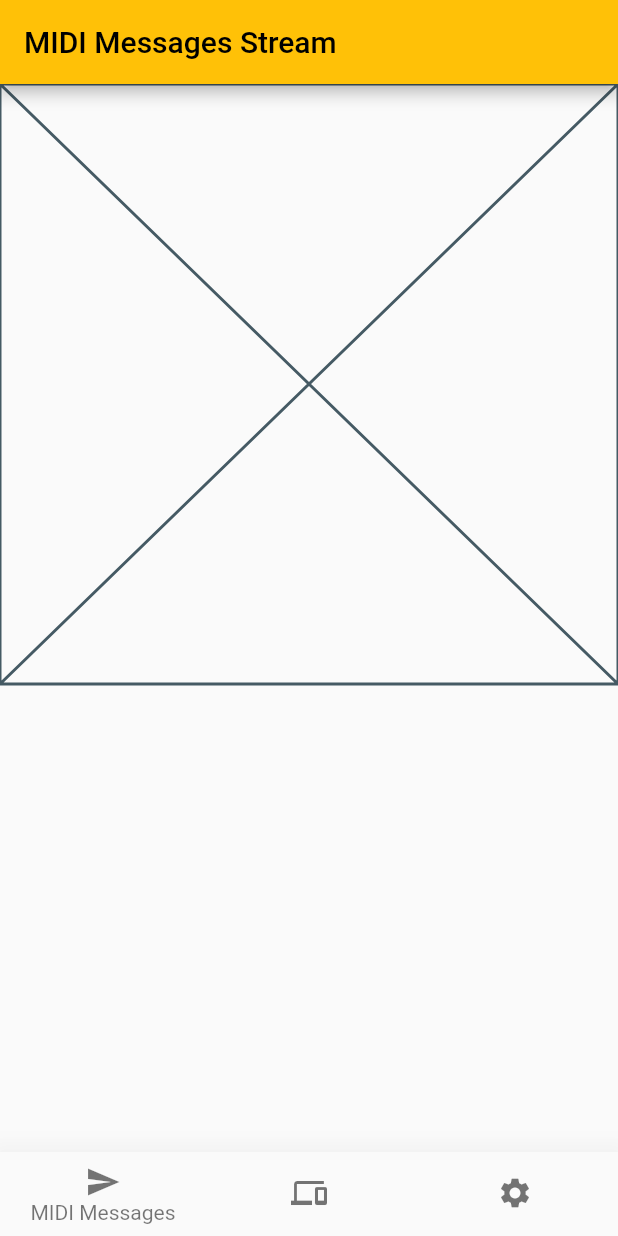
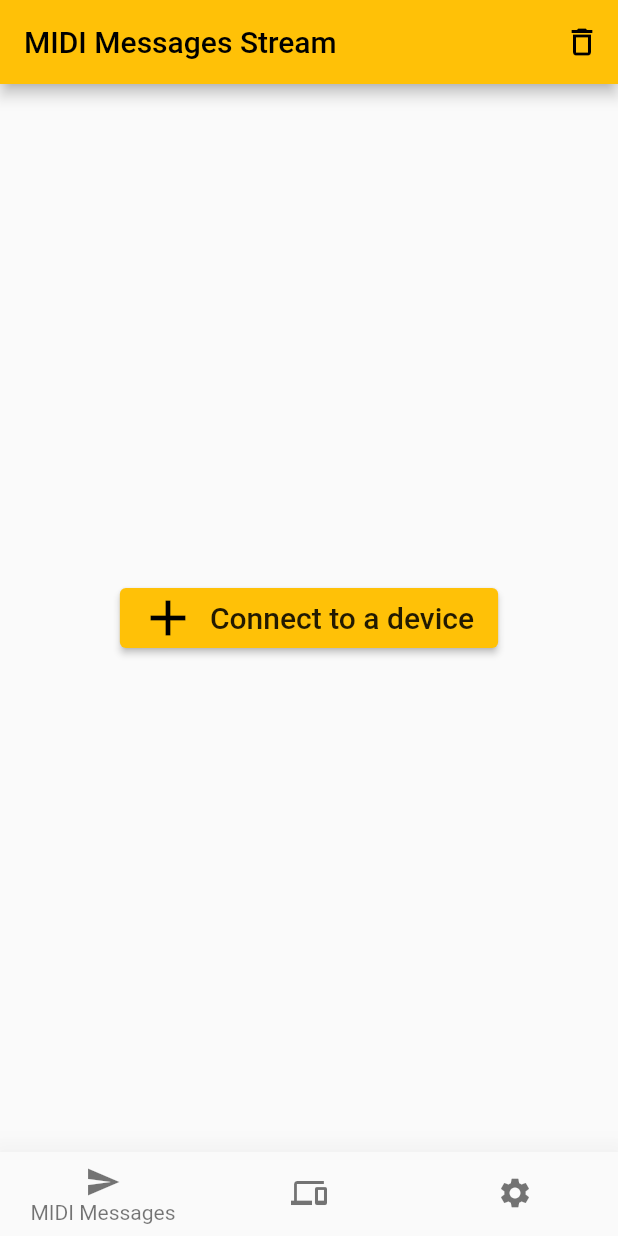
Before and after one commit to ebarooni/flutter_midi_demo, a Flutter app: the screen it shows after launch, on a phone screen of 412 x 824 dp. Run offline on Flutter 3.47's test engine with Material 2 defaults, Android fonts, the phone set to English and light mode, and no system bars; our stand-ins replace google_fonts; missing offline and left inert: flutter_midi_command.

Commit message:
Implemented messages tab

```diff
--- a/lib/devices/devices.dart
+++ b/lib/devices/devices.dart
@@ -42,7 +42,7 @@ class Devices extends StatelessWidget {
       future: availableDevices,
       builder: (context, snapshot) {
         Widget children;
-        if (snapshot.hasData && snapshot.data != null) {
+        if (snapshot.hasData && snapshot.data != null && (snapshot.data as List<MidiDevice>).isNotEmpty) {
           var devices = (snapshot.data as List<MidiDevice>);
           children = RefreshIndicator(
             onRefresh: () => refreshDeviceList(),
--- a/lib/homepage/homepage.dart
+++ b/lib/homepage/homepage.dart
@@ -29,7 +29,8 @@ class _HomepageState extends State<Homepage> {
       setState(() {});
     });
 
-    _bluetoothStateSubscription = _midiCommand.onBluetoothStateChanged.listen((data) {
+    _bluetoothStateSubscription =
+        _midiCommand.onBluetoothStateChanged.listen((data) {
       print("bluetooth state change $data");
       setState(() {});
     });
@@ -71,6 +72,23 @@ class _HomepageState extends State<Homepage> {
       await _midiCommand.waitUntilBluetoothIsInitialized();
     }
     setState(() {});
+  }
+
+  List<Widget> _updateAppBarIcon() {
+    if (_currentTabIndex == 0) {
+      return [
+        IconButton(onPressed: () {}, icon: const Icon(Icons.delete_outline))
+      ];
+    } else if (_currentTabIndex == 1) {
+      return [
+        IconButton(
+          onPressed: () => _refreshListOfMidiDevices(),
+          icon: const Icon(Icons.refresh),
+        )
+      ];
+    } else {
+      return [];
+    }
   }
 
   Future<void> _informUserAboutBluetoothPermissions(
@@ -116,7 +134,10 @@ class _HomepageState extends State<Homepage> {
   Widget renderTab() {
     Widget widgetToRender;
     if (_currentTabIndex == 0) {
-      widgetToRender = const MidiController();
+      widgetToRender = MidiController(
+        midiDataStream: _midiCommand.onMidiDataReceived,
+        openDevicesTab: _changeTabView,
+      );
     } else if (_currentTabIndex == 1) {
       widgetToRender = Devices(
         availableDevices: _midiCommand.devices,
@@ -136,14 +157,7 @@ class _HomepageState extends State<Homepage> {
       appBar: AppBar(
         title: _updateAppBarTitle(),
         centerTitle: false,
-        actions: _currentTabIndex == 1
-            ? [
-                IconButton(
-                  onPressed: () => _refreshListOfMidiDevices(),
-                  icon: const Icon(Icons.refresh),
-                )
-              ]
-            : [],
+        actions: _updateAppBarIcon(),
       ),
       body: renderTab(),
       bottomNavigationBar: BottomNavBar(
--- a/lib/main.dart
+++ b/lib/main.dart
@@ -1,9 +1,12 @@
 import 'package:flutter/material.dart';
+import 'package:flutter/services.dart';
 import './homepage/homepage.dart';
 import 'package:google_fonts/google_fonts.dart';
 
 void main() {
-  runApp(const MyApp());
+  WidgetsFlutterBinding.ensureInitialized();
+  SystemChrome.setPreferredOrientations([DeviceOrientation.portraitUp])
+      .then((value) => runApp(const MyApp()));
 }
 
 class MyApp extends StatelessWidget {
--- a/lib/midi_controller/midi_controller.dart
+++ b/lib/midi_controller/midi_controller.dart
@@ -1,24 +1,70 @@
+import 'dart:async';
 import 'package:flutter/material.dart';
+import 'package:flutter_midi_command/flutter_midi_command.dart';
 
 class MidiController extends StatefulWidget {
-  const MidiController({Key? key}) : super(key: key);
+  const MidiController({
+    required this.midiDataStream,
+    required this.openDevicesTab,
+    Key? key,
+  }) : super(key: key);
+
+  final Stream<MidiPacket>? midiDataStream;
+  final Function(int) openDevicesTab;
 
   @override
   State<MidiController> createState() => _MidiControllerState();
 }
 
 class _MidiControllerState extends State<MidiController> {
+  late StreamSubscription<MidiPacket>? _midiEventSubscription;
+  final List<MidiPacket> packetList = [];
+
+  @override
+  void initState() {
+    super.initState();
+    _midiEventSubscription = widget.midiDataStream?.listen((packet) {
+      print(packet);
+      setState(() {
+        if (packetList.length > 30) {
+          packetList.removeLast();
+        }
+        packetList.insert(0, packet);
+      });
+    });
+  }
+
+  @override
+  void dispose() {
+    _midiEventSubscription?.cancel();
+    super.dispose();
+  }
 
   @override
   Widget build(BuildContext context) {
-    return Center(
-      child: Column(
-        mainAxisAlignment: MainAxisAlignment.start,
-        crossAxisAlignment: CrossAxisAlignment.stretch,
-        children: const [
-          Placeholder()
-        ],
-      ),
-    );
+    return packetList.isEmpty
+        ? Center(
+            child: ElevatedButton.icon(
+              onPressed: () => widget.openDevicesTab(1),
+              icon: const Icon(
+                Icons.add,
+                size: 40,
+              ),
+              label: Text(
+                'Connect to a device',
+                style: Theme.of(context).textTheme.headline6,
+              ),
+            ),
+          )
+        : ListView.separated(
+            itemBuilder: (context, index) {
+              return ListTile(
+                title: Text(packetList.elementAt(index).data.toString()),
+              );
+            },
+            separatorBuilder: (context, index) => const Divider(),
+            itemCount: packetList.length,
+            reverse: true,
+          );
   }
 }
```
